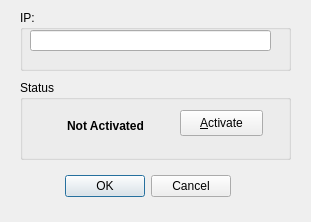
Above: configureartnetoutdialog.ui from lynxis/qlc-plugin-artnetout before the change. Below: the same form after it.
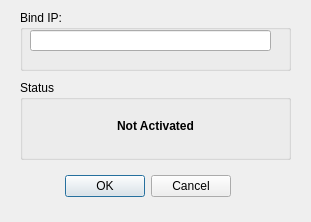
That is the form after the change.

Commit message: change bind ip while artnet is active & remove activate-button & changed label IP to Bind IP

What changed in the file:
```diff
--- a/configureartnetoutdialog.ui
+++ b/configureartnetoutdialog.ui
@@ -39,7 +39,7 @@
     </rect>
    </property>
    <property name="title">
-    <string>IP:</string>
+    <string>Bind IP:</string>
    </property>
    <widget class="QLineEdit" name="m_deviceEdit">
     <property name="geometry">
@@ -68,9 +68,9 @@
     <property name="geometry">
      <rect>
       <x>20</x>
-      <y>30</y>
-      <width>131</width>
-      <height>31</height>
+      <y>20</y>
+      <width>231</width>
+      <height>51</height>
      </rect>
     </property>
     <property name="font">
@@ -86,19 +86,6 @@
      <set>Qt::AlignCenter</set>
     </property>
    </widget>
-   <widget class="QPushButton" name="m_activate">
-    <property name="geometry">
-     <rect>
-      <x>160</x>
-      <y>30</y>
-      <width>83</width>
-      <height>26</height>
-     </rect>
-    </property>
-    <property name="text">
-     <string>&amp;Activate</string>
-    </property>
-   </widget>
   </widget>
  </widget>
  <resources/>
```
The commit also changes 6 other files.
